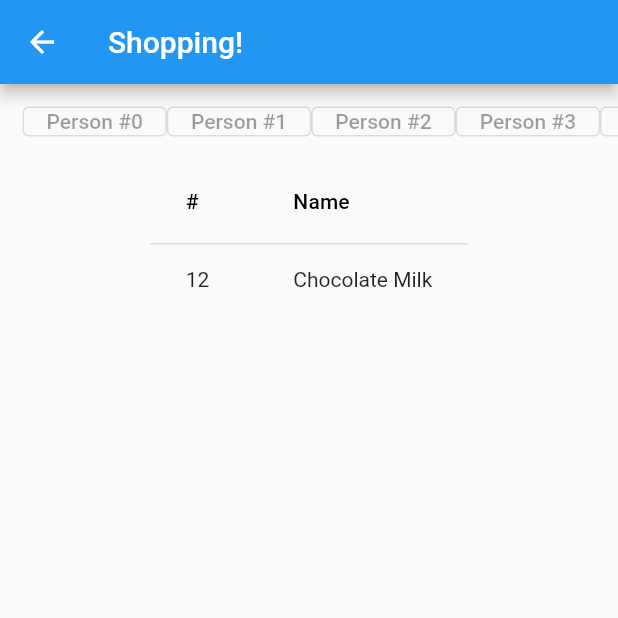
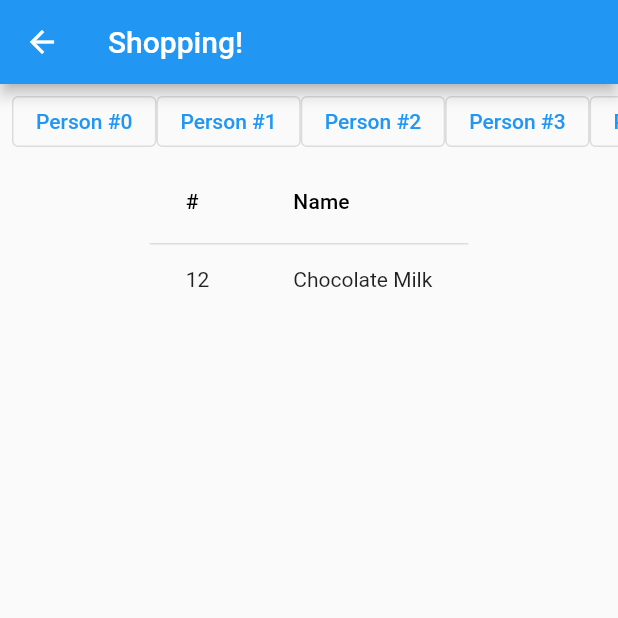
Before and after one commit to StevenWuzz/ShopLazy, a Flutter app: the StartShopping screen opened directly with empty values, on a phone screen of 412 x 824 dp, the top half of it. Run offline on Flutter 3.47's test engine with Material 2 defaults, Android fonts, the phone set to English and light mode, and no system bars; our stand-ins replace firebase_auth, firebase_core; accounts and stored records are empty.

Commit message:
scrollable navbar works

```diff
--- a/lib/StartShopping.dart
+++ b/lib/StartShopping.dart
@@ -12,34 +12,62 @@ class StartShopping extends StatelessWidget {
       appBar: AppBar(
         title: Text("Shopping!"),
       ),
-      body: buildList(),
+      body: BuildList(),
     );
   }
 }
 
-Widget buildList() {
-  return Column(
+class BuildList extends StatefulWidget {
+  @override
+  _BuildListState createState() => _BuildListState();
+}
+
+class _BuildListState extends State<BuildList> {
+  int currentIndex = 0;
+
+  @override
+  Widget build(BuildContext context) {
+    return Column(children: [
+      topNavBar(),
+      IndexedStack(
+        index: currentIndex,
         children: [
-      SizedBox(
+          buildList(),
+          Text("yooooo"),
+          Text("Page 3!"),
+          Text("last page..."),
+          Text("SIKE"),
+        ],
+      ),
+    ]);
+  }
+
+  void changeStack(int index) => setState(() => currentIndex = index);
+
+  Widget topNavBar() {
+    return SizedBox(
       height: 50,
       width: double.infinity,
       child: ListView.builder(
         scrollDirection: Axis.horizontal,
-          padding: const EdgeInsets.all(15),
+        padding: const EdgeInsets.all(8),
         //padding: const EdgeInsets.only(right: 15),
-          itemCount: 50,
+        itemCount: 5,
         itemBuilder: (_, int index) {
           return OutlinedButton(
             /*style: ButtonStyle(
                   backgroundColor:
                       MaterialStateProperty.all<Color>(Colors.red)),*/
-              onPressed: null,
+            onPressed: () => changeStack(index),
             child: Text("Person #" + index.toString()),
           );
         },
       ),
-      ),
-      DataTable(
+    );
+  }
+
+  Widget buildList() {
+    return DataTable(
       showCheckboxColumn: false,
       columns: [
         DataColumn(label: Text("#")),
@@ -54,7 +82,6 @@ Widget buildList() {
               DataCell(Text("Chocolate Milk")),
             ])
       ],
-      )
-    ],
     );
   }
+}
```
Lines whose indentation alone changed are shown as unchanged.
